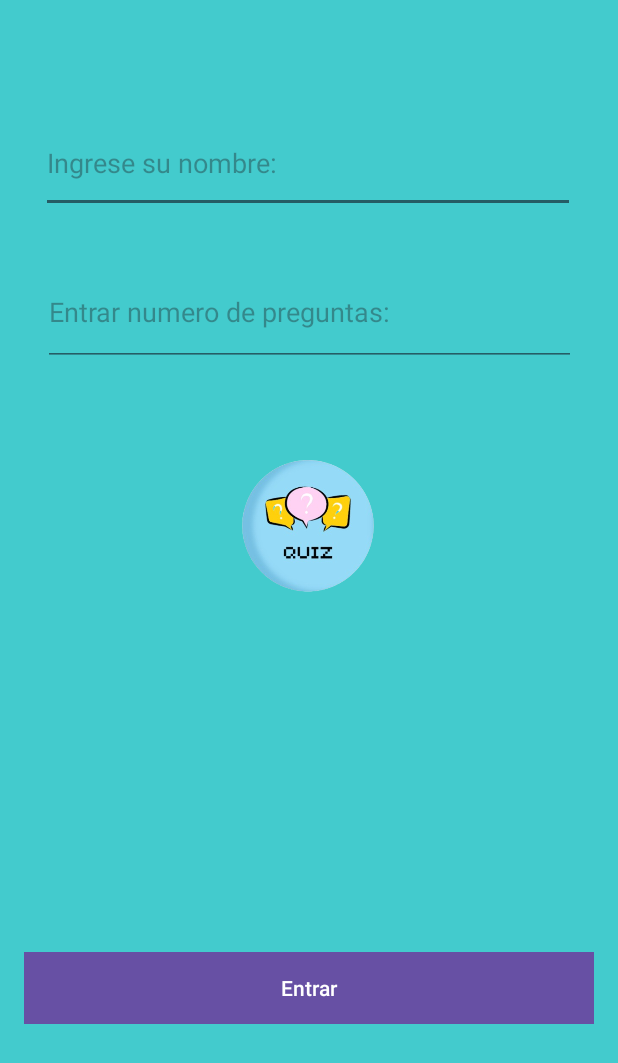
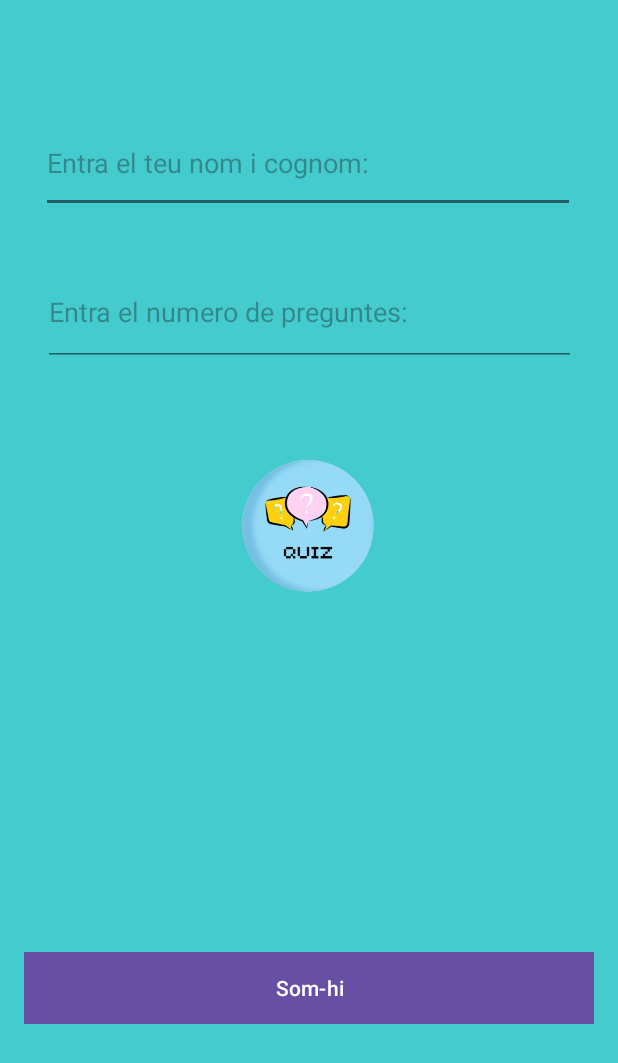
Before and after one commit to Davidgomez183/QuizMaster, an Android app: the screen it shows after launch (MainActivity), on a phone screen of 412 x 824 dp. Shown: the top 1063 px of the screen. Run offline under Robolectric (Android 15) with nearby library versions, the phone set to English and light mode, and no system bars.

```diff
--- a/app/src/main/res/layout/activity_main.xml
+++ b/app/src/main/res/layout/activity_main.xml
@@ -14,7 +14,7 @@
         android:layout_marginTop="76dp"
         android:backgroundTint="@color/claro900"
         android:singleLine="false"
-        android:hint="Ingrese su nombre:"
+        android:hint="Entra el teu nom i cognom:"
         app:layout_constraintEnd_toEndOf="parent"
         app:layout_constraintHorizontal_bias="0.492"
         app:layout_constraintStart_toStartOf="parent"
@@ -28,7 +28,7 @@
         android:layout_marginTop="16dp"
         android:layout_marginEnd="16dp"
         android:background="@color/claro800"
-        android:text="Entrar"
+        android:text="Som-hi"
         app:layout_constraintBottom_toBottomOf="parent"
         app:layout_constraintEnd_toEndOf="parent"
         app:layout_constraintHorizontal_bias="0.0"
@@ -68,7 +68,7 @@
         android:backgroundTint="@color/claro900"
         android:drawableTint="#3F51B5"
         android:ems="10"
-        android:hint="Entrar numero de preguntas:"
+        android:hint="Entra el numero de preguntes:"
         android:inputType="text"
         app:layout_constraintBottom_toTopOf="@+id/imageView4"
         app:layout_constraintEnd_toEndOf="parent"
```
